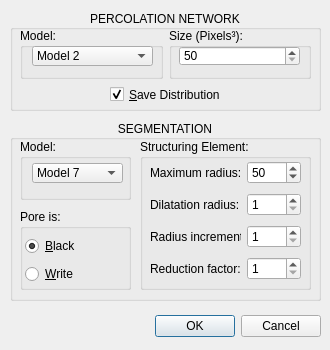
Old version of the form src/dialogPercolationNetwork.ui in the repository ldsc/lvp.
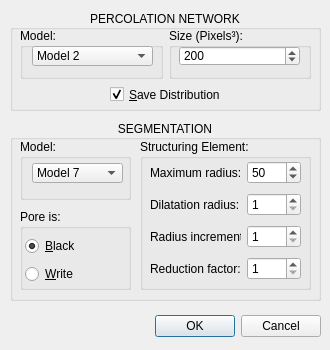
New version of the form. Icons and pictures are not drawn.

What changed in the file:
```diff
--- a/src/dialogPercolationNetwork.ui
+++ b/src/dialogPercolationNetwork.ui
@@ -308,7 +308,7 @@
          <number>10</number>
         </property>
         <property name="value">
-         <number>50</number>
+         <number>200</number>
         </property>
        </widget>
       </widget>
```
Left out of the diff: 5 changed lines with no effect on the pictures.
